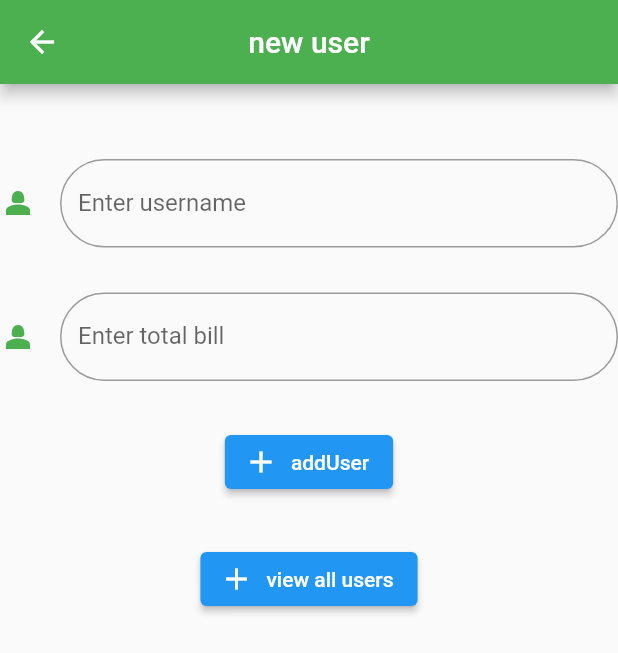
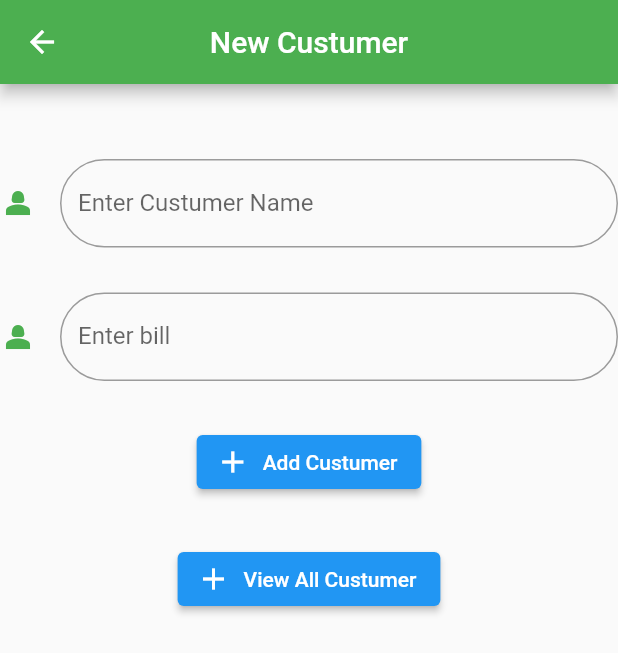
Before and after one commit to MouhamadKraytem/CSCI410Project1, a Flutter app: the screen it shows after launch, after a tap on the "add" icon, on a phone screen of 412 x 824 dp. Shown: the top 653 px of the screen. Run offline on Flutter 3.47's test engine with Material 2 defaults, Android fonts, the phone set to English and light mode, and no system bars.

Commit message:
Second commit

```diff
--- a/lib/MainPage.dart
+++ b/lib/MainPage.dart
@@ -29,7 +29,7 @@ class _MainPageState extends State<MainPage> {
           child: Row(
             mainAxisAlignment: MainAxisAlignment.spaceEvenly,
             children: [
-              Text("no users"),
+              Text("no custuner"),
               ElevatedButton(onPressed: (){
                 Navigator.of(context).push(MaterialPageRoute(builder: (c){
                   return NewUser();
@@ -61,7 +61,7 @@ class _MainPageState extends State<MainPage> {
 
     return Scaffold(
       appBar: AppBar(
-        title:Text("Seelfa") ,
+        title:Text("Custumer Bills Manegmenent") ,
         centerTitle: true,
         backgroundColor: Colors.green,
       ),
@@ -77,6 +77,7 @@ class _MainPageState extends State<MainPage> {
                    fontSize: 25,
                  ),
                ),
+               SizedBox(height: 20,),
                ElevatedButton(onPressed: (){
                  if(allUsers.length> 0){
                    Navigator.of(context).push(MaterialPageRoute(builder: (c){
@@ -97,18 +98,18 @@ class _MainPageState extends State<MainPage> {
                  fontSize: 25,
                ),
                ),
-               FloatingActionButton(onPressed: (){
+               SizedBox(height: 20,),
+               ElevatedButton(onPressed: (){
                  Navigator.of(context).push(MaterialPageRoute(builder: (c){
 
                    return NewUser();
                  }));
 
                },child: Icon(Icons.add) ,
+
                ) ,
              ],
-           )
-
-
+           ),
 
          ],
        ),
--- a/lib/NewUser.dart
+++ b/lib/NewUser.dart
@@ -35,7 +35,7 @@ class _NewUserState extends State<NewUser> {
           child: Row(
             mainAxisAlignment: MainAxisAlignment.spaceEvenly,
             children: [
-              Text("no users"),
+              Text("no custumer"),
 
             ],
           ),
@@ -58,7 +58,7 @@ class _NewUserState extends State<NewUser> {
     // TODO: implement build
     return Scaffold(
       appBar: AppBar(
-        title:Text( "new user"),
+        title:Text( "New Custumer"),
         centerTitle: true,
         backgroundColor: Colors.green,
       ),
@@ -75,7 +75,7 @@ class _NewUserState extends State<NewUser> {
                     color: Colors.indigo,
                   ),
                   decoration: InputDecoration(
-                    labelText: "Enter username",
+                    labelText: "Enter Custumer Name",
                     border: OutlineInputBorder(
                         borderSide: BorderSide(width: 3),
                       borderRadius: BorderRadius.circular(30),
@@ -91,7 +91,7 @@ class _NewUserState extends State<NewUser> {
                   color: Colors.indigo,
                 ),
                 decoration: InputDecoration(
-                  labelText: "Enter total bill",
+                  labelText: "Enter bill",
                   border: OutlineInputBorder(
                     borderSide: BorderSide(width: 3),
                     borderRadius: BorderRadius.circular(30),
@@ -103,7 +103,7 @@ class _NewUserState extends State<NewUser> {
               SizedBox(height: 30,),
               ElevatedButton.icon(onPressed: (){
                   addUser();
-                }, icon: Icon(Icons.add), label: Text("addUser")),
+                }, icon: Icon(Icons.add), label: Text("Add Custumer")),
               SizedBox(height: 30,),
               ElevatedButton.icon(onPressed: (){
                 if(allUsers.length == 0){
@@ -114,7 +114,7 @@ class _NewUserState extends State<NewUser> {
                   }));
                 }
 
-              }, icon: Icon(Icons.add), label: Text("view all users")),
+              }, icon: Icon(Icons.add), label: Text("View All Custumer")),
 
             ],
         ),
--- a/lib/ViewUsers.dart
+++ b/lib/ViewUsers.dart
@@ -62,9 +62,11 @@ class _ViewUsersState extends State<ViewUsers> {
               children: [
                 SizedBox(height: 10,),
                 Row(children: [
+
+                  Text(u),
                   Icon(Icons.paid_outlined ),
-                  Text(u),
                   SizedBox(width: 30,),
+
                   ElevatedButton(onPressed: (){
 
                     delete(allUsers[position]);
```
